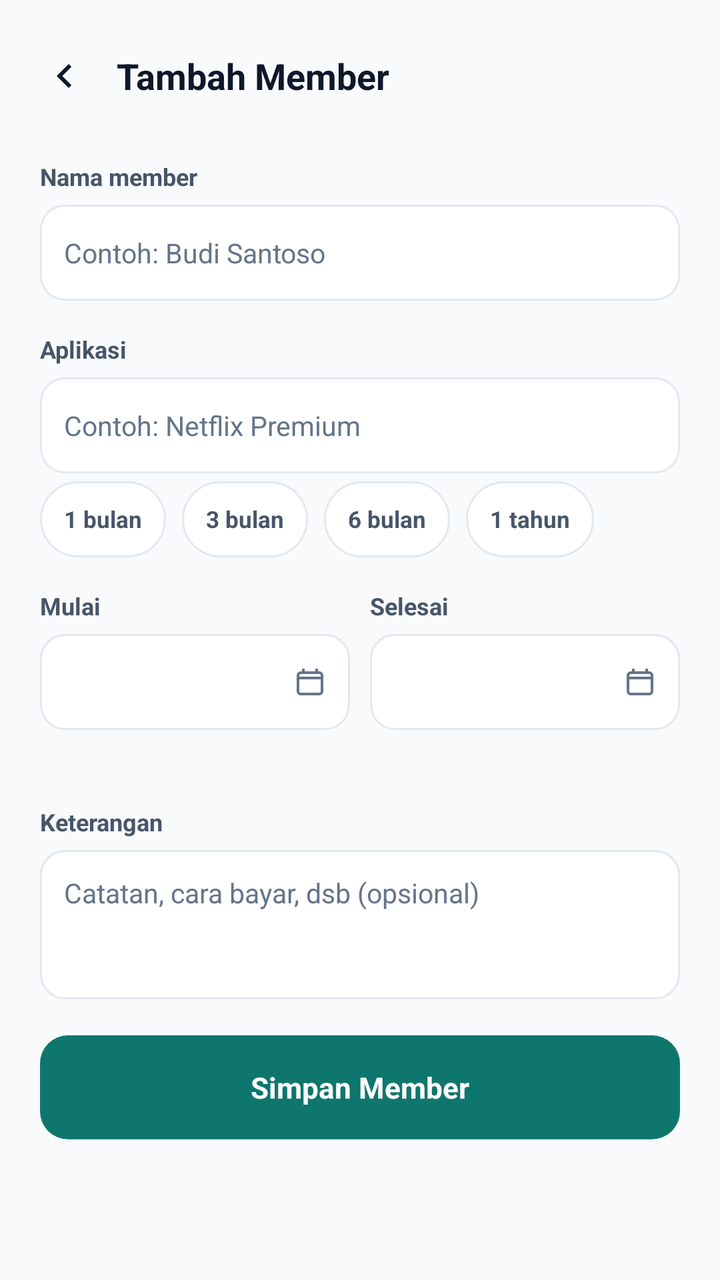
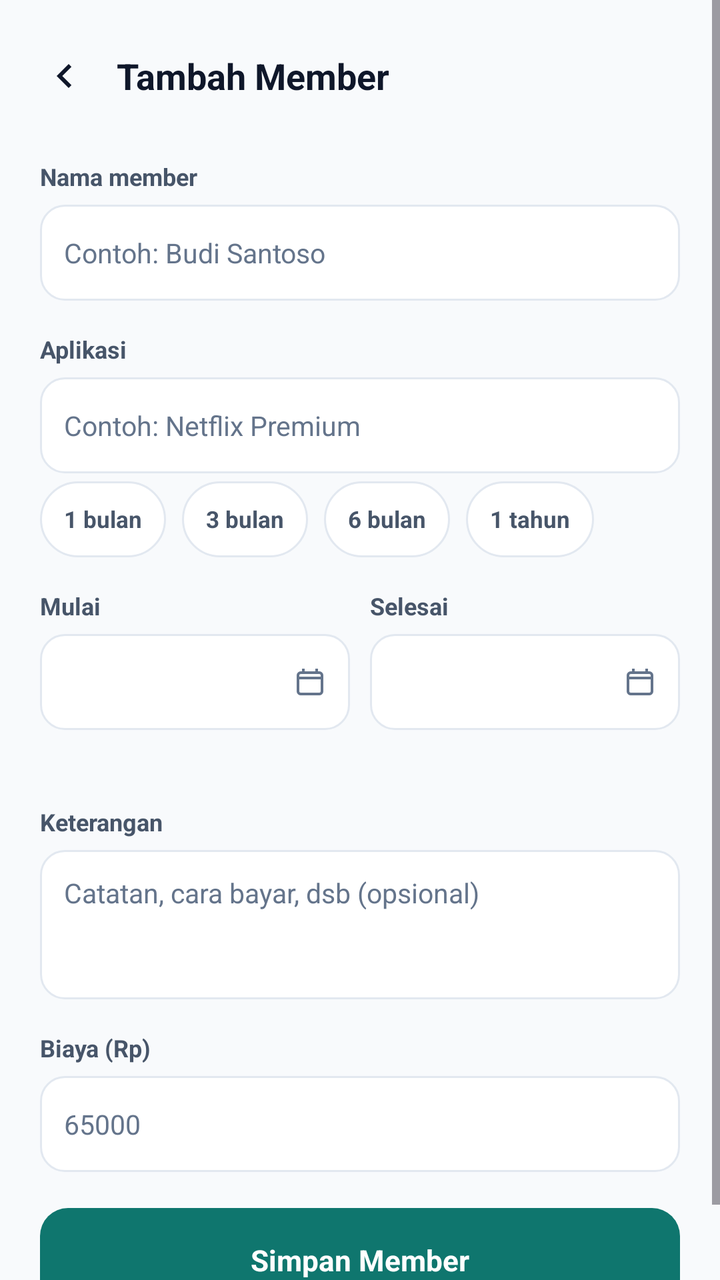

Compare the two renders of this Android layout. The source of the first and the diff that turns it into the second are given below.
<!-- AndroidManifest.xml: application theme Theme.MemberKit -->
<!-- res/layout/activity_edit.xml -->
<?xml version="1.0" encoding="utf-8"?>
<ScrollView xmlns:android="http://schemas.android.com/apk/res/android"
    android:layout_width="match_parent"
    android:layout_height="match_parent"
    android:background="@color/bg"
    android:fillViewport="true">

    <LinearLayout
        android:layout_width="match_parent"
        android:layout_height="wrap_content"
        android:orientation="vertical">

        <LinearLayout
            android:layout_width="match_parent"
            android:layout_height="wrap_content"
            android:gravity="center_vertical"
            android:orientation="horizontal"
            android:paddingStart="20dp"
            android:paddingEnd="20dp"
            android:paddingTop="18dp"
            android:paddingBottom="6dp">

            <ImageButton
                android:id="@+id/back"
                android:layout_width="40dp"
                android:layout_height="40dp"
                android:layout_marginStart="-8dp"
                android:background="?attr/selectableItemBackgroundBorderless"
                android:contentDescription="Kembali"
                android:src="@drawable/ic_back" />

            <TextView
                android:id="@+id/title"
                android:layout_width="0dp"
                android:layout_height="wrap_content"
                android:layout_marginStart="6dp"
                android:layout_weight="1"
                android:text="Tambah Member"
                android:textColor="@color/fg"
                android:textSize="18sp"
                android:textStyle="bold" />

            <TextView
                android:id="@+id/delete"
                android:layout_width="wrap_content"
                android:layout_height="40dp"
                android:gravity="center"
                android:paddingStart="10dp"
                android:paddingEnd="10dp"
                android:text="Hapus"
                android:textColor="@color/red"
                android:textSize="13sp"
                android:textStyle="bold"
                android:visibility="gone" />
        </LinearLayout>

        <LinearLayout
            android:layout_width="match_parent"
            android:layout_height="wrap_content"
            android:orientation="vertical"
            android:paddingStart="20dp"
            android:paddingEnd="20dp"
            android:paddingBottom="24dp">

            <TextView
                style="@style/FieldLabel"
                android:text="Nama member" />

            <EditText
                android:id="@+id/name"
                style="@style/FieldInput"
                android:hint="Contoh: Budi Santoso"
                android:inputType="textPersonName"
                android:importantForAutofill="no" />

            <TextView
                style="@style/FieldLabel"
                android:text="Aplikasi" />

            <EditText
                android:id="@+id/app"
                style="@style/FieldInput"
                android:hint="Contoh: Netflix Premium"
                android:inputType="textCapWords"
                android:importantForAutofill="no" />

            <LinearLayout
                android:layout_width="match_parent"
                android:layout_height="wrap_content"
                android:orientation="horizontal"
                android:layout_marginTop="4dp">

                <TextView
                    style="@style/QuickChip"
                    android:id="@+id/q1"
                    android:text="1 bulan" />

                <TextView
                    style="@style/QuickChip"
                    android:id="@+id/q3"
                    android:text="3 bulan" />

                <TextView
                    style="@style/QuickChip"
                    android:id="@+id/q6"
                    android:text="6 bulan" />

                <TextView
                    style="@style/QuickChip"
                    android:id="@+id/q12"
                    android:text="1 tahun" />
            </LinearLayout>

            <LinearLayout
                android:layout_width="match_parent"
                android:layout_height="wrap_content"
                android:orientation="horizontal">

                <LinearLayout
                    android:layout_width="0dp"
                    android:layout_height="wrap_content"
                    android:layout_weight="1"
                    android:orientation="vertical">

                    <TextView
                        style="@style/FieldLabel"
                        android:text="Mulai" />

                    <TextView
                        android:id="@+id/start"
                        style="@style/FieldInput"
                        android:clickable="true"
                        android:focusable="true"
                        android:drawableEnd="@drawable/ic_calendar"
                        android:drawablePadding="6dp" />
                </LinearLayout>

                <Space
                    android:layout_width="10dp"
                    android:layout_height="1dp" />

                <LinearLayout
                    android:layout_width="0dp"
                    android:layout_height="wrap_content"
                    android:layout_weight="1"
                    android:orientation="vertical">

                    <TextView
                        style="@style/FieldLabel"
                        android:text="Selesai" />

                    <TextView
                        android:id="@+id/end"
                        style="@style/FieldInput"
                        android:clickable="true"
                        android:focusable="true"
                        android:drawableEnd="@drawable/ic_calendar"
                        android:drawablePadding="6dp" />
                </LinearLayout>
            </LinearLayout>

            <TextView
                android:id="@+id/duration"
                android:layout_width="match_parent"
                android:layout_height="wrap_content"
                android:layout_marginTop="6dp"
                android:textColor="@color/muted"
                android:textSize="11.5sp" />

            <TextView
                style="@style/FieldLabel"
                android:text="Keterangan" />

            <EditText
                android:id="@+id/note"
                style="@style/FieldInput"
                android:gravity="top|start"
                android:hint="Catatan, cara bayar, dsb (opsional)"
                android:inputType="textCapSentences|textMultiLine"
                android:minLines="3"
                android:importantForAutofill="no" />

            <TextView
                android:id="@+id/error"
                android:layout_width="match_parent"
                android:layout_height="wrap_content"
                android:layout_marginTop="10dp"
                android:textColor="@color/red"
                android:textSize="12sp"
                android:textStyle="bold"
                android:visibility="gone" />

            <TextView
                android:id="@+id/save"
                android:layout_width="match_parent"
                android:layout_height="52dp"
                android:layout_marginTop="18dp"
                android:background="@drawable/bg_btn"
                android:gravity="center"
                android:text="Simpan Member"
                android:textColor="#FFFFFF"
                android:textSize="14.5sp"
                android:textStyle="bold"
                android:clickable="true"
                android:focusable="true" />
        </LinearLayout>
    </LinearLayout>
</ScrollView>
<!-- resources referenced by this layout -->
<resources>
  <color name="bg">#FFF8FAFC</color>
  <color name="fg">#FF0F172A</color>
  <color name="muted">#FF64748B</color>
  <color name="red">#FF991B1B</color>
  <!-- drawable bg_btn (drawable) -->
  <?xml version="1.0" encoding="utf-8"?>
  <selector xmlns:android="http://schemas.android.com/apk/res/android">
      <item android:state_pressed="true">
          <shape android:shape="rectangle">
              <solid android:color="@color/primary_deep" />
              <corners android:radius="14dp" />
          </shape>
      </item>
      <item>
          <shape android:shape="rectangle">
              <solid android:color="@color/primary_dark" />
              <corners android:radius="14dp" />
          </shape>
      </item>
  </selector>
  <!-- drawable ic_back (drawable) -->
  <vector xmlns:android="http://schemas.android.com/apk/res/android"
      android:width="24dp" android:height="24dp"
      android:viewportWidth="24" android:viewportHeight="24">
      <path android:fillColor="#0F172A" android:pathData="M15.4,7.4L14,6l-6,6 6,6 1.4,-1.4L10.8,12z" />
  </vector>
  <!-- drawable ic_calendar (drawable) -->
  <vector xmlns:android="http://schemas.android.com/apk/res/android"
      android:width="16dp" android:height="16dp"
      android:viewportWidth="24" android:viewportHeight="24">
      <path android:fillColor="#64748B" android:pathData="M19,4h-1V2h-2v2H8V2H6v2H5A3,3 0,0 0,2 7v12a3,3 0,0 0,3 3h14a3,3 0,0 0,3 -3V7a3,3 0,0 0,-3 -3m1,15a1,1 0,0 1,-1 1H5a1,1 0,0 1,-1 -1V10h16zM4,8V7a1,1 0,0 1,1 -1h14a1,1 0,0 1,1 1v1z" />
  </vector>
  <style name="FieldInput">
          <item name="android:layout_width">match_parent</item>
          <item name="android:layout_height">wrap_content</item>
          <item name="android:minHeight">48dp</item>
          <item name="android:background">@drawable/bg_input_focus</item>
          <item name="android:paddingStart">12dp</item>
          <item name="android:paddingEnd">12dp</item>
          <item name="android:paddingTop">12dp</item>
          <item name="android:paddingBottom">12dp</item>
          <item name="android:textColor">@color/fg</item>
          <item name="android:textColorHint">@color/muted</item>
          <item name="android:textSize">13.5sp</item>
      </style>
  <style name="FieldLabel">
          <item name="android:layout_width">match_parent</item>
          <item name="android:layout_height">wrap_content</item>
          <item name="android:layout_marginTop">16dp</item>
          <item name="android:layout_marginBottom">6dp</item>
          <item name="android:textColor">@color/fg2</item>
          <item name="android:textSize">12sp</item>
          <item name="android:textStyle">bold</item>
      </style>
  <color name="primary_deep">#FF115E59</color>
  <color name="primary_dark">#FF0F766E</color>
  <color name="fg2">#FF475569</color>
  <!-- drawable bg_chip (drawable) -->
  <?xml version="1.0" encoding="utf-8"?>
  <selector xmlns:android="http://schemas.android.com/apk/res/android">
      <item android:state_selected="true">
          <shape android:shape="rectangle">
              <solid android:color="@color/primary_deep" />
              <corners android:radius="99dp" />
          </shape>
      </item>
      <item>
          <shape android:shape="rectangle">
              <solid android:color="@color/card" />
              <stroke android:width="1dp" android:color="@color/border" />
              <corners android:radius="99dp" />
          </shape>
      </item>
  </selector>
  <color name="primary">#FF0D9488</color>
  <color name="card">#FFFFFFFF</color>
  <color name="border">#FFE2E8F0</color>
  <!-- unchanged entries left out for length: 3 -->
</resources>

<!-- the commit's change to res/layout/activity_edit.xml (unified diff, before → after) -->
@@ -178,6 +178,17 @@
                 android:hint="Catatan, cara bayar, dsb (opsional)"
                 android:inputType="textCapSentences|textMultiLine"
                 android:minLines="3"
+                android:importantForAutofill="no" />
+
+            <TextView
+                style="@style/FieldLabel"
+                android:text="Biaya (Rp)" />
+
+            <EditText
+                android:id="@+id/price"
+                style="@style/FieldInput"
+                android:hint="65000"
+                android:inputType="number"
                 android:importantForAutofill="no" />
 
             <TextView
